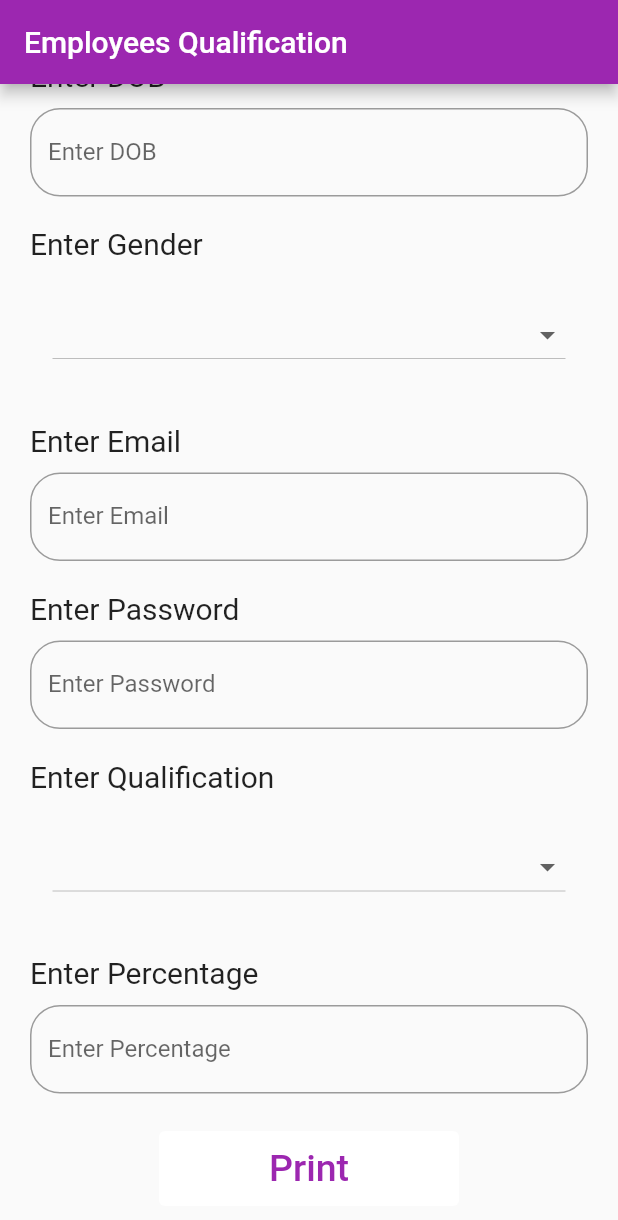
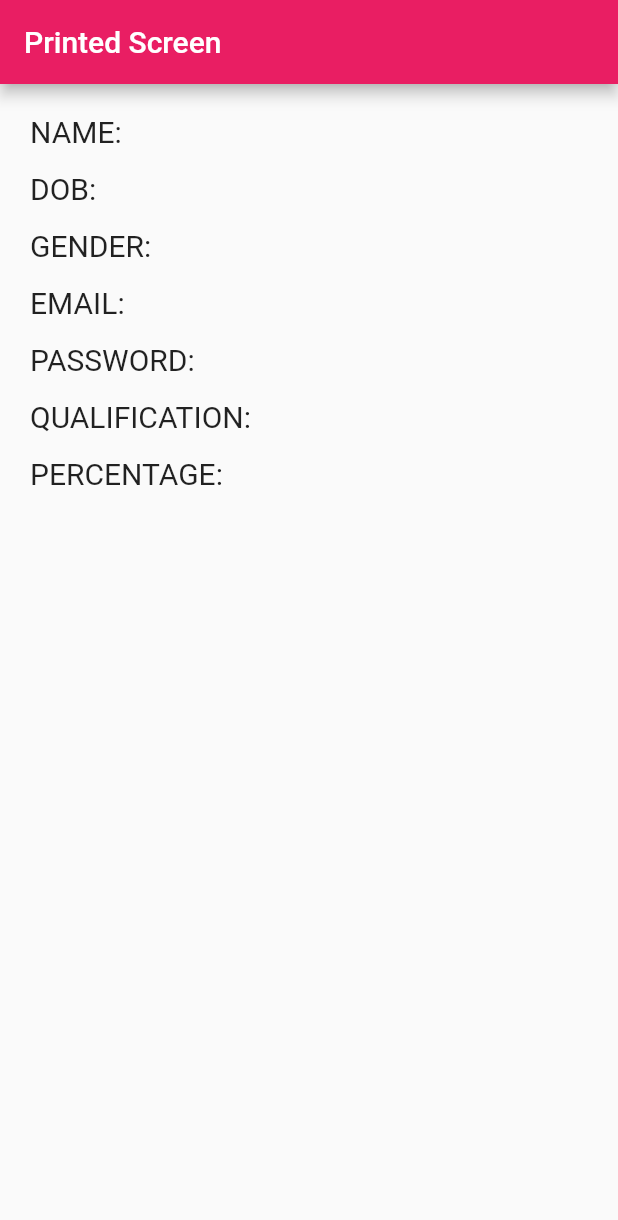
Before and after one commit to ReshmaSyedThippuSulthan/Employeesheet, a Flutter app: the screen it shows after launch, scrolled down 149 dp, after a tap on "Print", on a phone screen of 412 x 824 dp. Shown: the top 1220 px of the screen. Run offline on Flutter 3.47's test engine with Material 2 defaults, Android fonts, the light colour scheme and no system bars; our stand-ins replace shared_preferences.

Commit message:
sharedpreference completed and task

```diff
--- /dev/null
+++ b/lib/const.dart
@@ -0,0 +1,8 @@
+const String Name = "name";
+const String Dob = "dob";
+const String Gender = "gender";
+const String Email = "email";
+const String Password = "pwd";
+const String Qualification = "qualification";
+const String Percentage = "Percentage";
+//const String Authentication = "authentication";
--- /dev/null
+++ b/lib/employee_shared.dart
@@ -0,0 +1,19 @@
+import 'package:flutter/material.dart';
+import 'package:shared_preferences/shared_preferences.dart';
+
+class EmployeeShared {
+  static Future<bool> savestring(String key, String value) async {
+    final SharedPreferences pref = await SharedPreferences.getInstance();
+    return pref.setString(key, value);
+  }
+
+  static Future<String> getstring(String key) async {
+    final SharedPreferences pref = await SharedPreferences.getInstance();
+    return pref.getString(key)??"";
+  }
+
+  static Future<bool> removestring(String key) async {
+    final SharedPreferences pref = await SharedPreferences.getInstance();
+    return pref.remove(key);
+  }
+}
--- a/lib/main.dart
+++ b/lib/main.dart
@@ -1,8 +1,14 @@
 import 'package:flutter/material.dart';
+import 'package:studentmark_sp/employee_shared.dart';
 import 'package:studentmark_sp/printedscreen.dart';
 
+import 'const.dart';
+
 void main() {
-  runApp(const Employeequali_sp());
+  runApp(const MaterialApp(
+    debugShowCheckedModeBanner: false,
+    home: const Employeequali_sp(),
+  ));
 }
 
 class Employeequali_sp extends StatefulWidget {
@@ -19,14 +25,13 @@ class _Employeequali_spState extends State<Employeequali_sp> {
   TextEditingController passwordcontroller = TextEditingController();
   TextEditingController percentagecontroller = TextEditingController();
   List<String> gender = ["Mela", "Female", "Other"];
-  String? dropdownvalue;
+  String? genderDropdownvalue;
   List<String> qualification = ["Ug", "Pg", "12th", "10th"];
-  String? selectedvalue;
+  String? qualificationSelectedvalue;
+
   @override
   Widget build(BuildContext context) {
-    return MaterialApp(
-      debugShowCheckedModeBanner: false,
-      home: Scaffold(
+    return Scaffold(
       appBar: AppBar(
         backgroundColor: Colors.purple,
         title: const Text(
@@ -88,11 +93,11 @@ class _Employeequali_spState extends State<Employeequali_sp> {
                 Padding(
                   padding: const EdgeInsets.all(15.0),
                   child: DropdownButton<String>(
-                        value: dropdownvalue,
+                      value: genderDropdownvalue,
                       isExpanded: true,
                       icon: const Icon(Icons.arrow_drop_down_sharp),
-                        items: gender
-                            .map<DropdownMenuItem<String>>((String value) {
+                      items:
+                          gender.map<DropdownMenuItem<String>>((String value) {
                         return DropdownMenuItem<String>(
                           value: value,
                           child: Text(value),
@@ -100,7 +105,7 @@ class _Employeequali_spState extends State<Employeequali_sp> {
                       }).toList(),
                       onChanged: (String? value) {
                         setState(() {
-                            dropdownvalue = value!;
+                          genderDropdownvalue = value!;
                         });
                       }),
                 ),
@@ -152,7 +157,7 @@ class _Employeequali_spState extends State<Employeequali_sp> {
                 Padding(
                   padding: const EdgeInsets.all(15.0),
                   child: DropdownButton(
-                        value: selectedvalue,
+                      value: qualificationSelectedvalue,
                       isExpanded: true,
                       icon: Icon(Icons.arrow_drop_down_sharp),
                       items: qualification
@@ -162,15 +167,14 @@ class _Employeequali_spState extends State<Employeequali_sp> {
                       }).toList(),
                       onChanged: (String? value) {
                         setState(() {
-                            selectedvalue = value!;
+                          qualificationSelectedvalue = value!;
                         });
                       }),
                 ),
                 const SizedBox(
                   height: 20,
                 ),
-                  const Text("Enter Percentage",
-                      style: TextStyle(fontSize: 20)),
+                const Text("Enter Percentage", style: TextStyle(fontSize: 20)),
                 const SizedBox(
                   height: 10,
                 ),
@@ -195,16 +199,29 @@ class _Employeequali_spState extends State<Employeequali_sp> {
                     child: ElevatedButton(
                         style: ElevatedButton.styleFrom(
                             elevation: 0, backgroundColor: Colors.white),
-                          onPressed: () {
+                        onPressed: () async {
+                          await EmployeeShared.savestring(
+                              Name, namecontroller.text);
+                          await EmployeeShared.savestring(
+                              Dob, dobcontroller.text);
+                          await EmployeeShared.savestring(
+                              Gender, genderDropdownvalue ?? "");
+                          await EmployeeShared.savestring(
+                              Email, emailcontroller.text);
+                          await EmployeeShared.savestring(
+                              Password, passwordcontroller.text);
+                          await EmployeeShared.savestring(
+                              Qualification, genderDropdownvalue ?? "");
+                          await EmployeeShared.savestring(
+                              Percentage, percentagecontroller.text);
                           Navigator.push(
                               context,
                               MaterialPageRoute(
-                                    builder: (context) => const Printed_Sheet()));
+                                  builder: (context) => Printed_Sheet()));
                         },
                         child: const Text(
                           "Print",
-                            style:
-                                TextStyle(fontSize: 25, color: Colors.purple),
+                          style: TextStyle(fontSize: 25, color: Colors.purple),
                         )),
                   ),
                 ),
@@ -213,7 +230,6 @@ class _Employeequali_spState extends State<Employeequali_sp> {
           ),
         ),
       ),
-      ),
     );
   }
 }
--- a/lib/printedscreen.dart
+++ b/lib/printedscreen.dart
@@ -1,4 +1,7 @@
 import 'package:flutter/material.dart';
+import 'package:studentmark_sp/employee_shared.dart';
+
+import 'const.dart';
 
 class Printed_Sheet extends StatefulWidget {
   const Printed_Sheet({super.key});
@@ -8,14 +11,104 @@ class Printed_Sheet extends StatefulWidget {
 }
 
 class _Printed_SheetState extends State<Printed_Sheet> {
+  String? genderDropdownvalue;
+  String? qualificationSelectedvalue;
+  String _name = "";
+  String _dob = "";
+  String _email = "";
+  String _pwd = "";
+  String _perc = "";
+
+  @override
+  void initState() {
+    // TODO: implement initState
+    super.initState();
+    getValue();
+  }
+
+  getValue() async {
+    _name = await EmployeeShared.getstring(Name);
+    _dob = await EmployeeShared.getstring(Dob);
+    genderDropdownvalue = await EmployeeShared.getstring(Gender);
+    _email = await EmployeeShared.getstring(Email);
+    _pwd = await EmployeeShared.getstring(Password);
+    qualificationSelectedvalue = await EmployeeShared.getstring(Qualification);
+    _perc = await EmployeeShared.getstring(Percentage);
+    setState(() {});
+  }
+
   @override
   Widget build(BuildContext context) {
     return MaterialApp(
       home: Scaffold(
         appBar: AppBar(
-          title: Text("Printrd Screen"),
+          title: const Text("Printed Screen"),
+          backgroundColor: Colors.pink,
         ),
-        body: Center(),
+        body: Padding(
+          padding: const EdgeInsets.all(20.0),
+          child: Column(
+            crossAxisAlignment: CrossAxisAlignment.start,
+            children: [
+              Text(
+                "NAME:$_name",
+                style: const TextStyle(
+                    fontSize: 20, fontWeight: FontWeight.normal),
+              ),
+              const SizedBox(
+                height: 15,
+              ),
+              Text(
+                "DOB:$_dob",
+                style: const TextStyle(
+                    fontSize: 20, fontWeight: FontWeight.normal),
+              ),
+              const SizedBox(
+                height: 15,
+              ),
+              Text(
+                "GENDER:$genderDropdownvalue",
+                style: const TextStyle(
+                    fontSize: 20, fontWeight: FontWeight.normal),
+              ),
+              const SizedBox(
+                height: 15,
+              ),
+              Text(
+                "EMAIL:$_email",
+                style: const TextStyle(
+                    fontSize: 20, fontWeight: FontWeight.normal),
+              ),
+              const SizedBox(
+                height: 15,
+              ),
+              Text(
+                "PASSWORD:$_pwd",
+                style: const TextStyle(
+                    fontSize: 20, fontWeight: FontWeight.normal),
+              ),
+              const SizedBox(
+                height: 15,
+              ),
+              Text(
+                "QUALIFICATION:$qualificationSelectedvalue",
+                style: const TextStyle(
+                    fontSize: 20, fontWeight: FontWeight.normal),
+              ),
+              const SizedBox(
+                height: 15,
+              ),
+              Text(
+                "PERCENTAGE:$_perc",
+                style: const TextStyle(
+                    fontSize: 20, fontWeight: FontWeight.normal),
+              ),
+              const SizedBox(
+                height: 15,
+              ),
+            ],
+          ),
+        ),
       ),
     );
   }
--- a/pubspec.yaml
+++ b/pubspec.yaml
@@ -35,6 +35,7 @@ dependencies:
   # The following adds the Cupertino Icons font to your application.
   # Use with the CupertinoIcons class for iOS style icons.
   cupertino_icons: ^1.0.2
+  shared_preferences: ^2.2.0
 
 dev_dependencies:
   flutter_test:
```
Also changed, not shown: pubspec.lock, 1 other file. Lines whose indentation alone changed are shown as unchanged.
